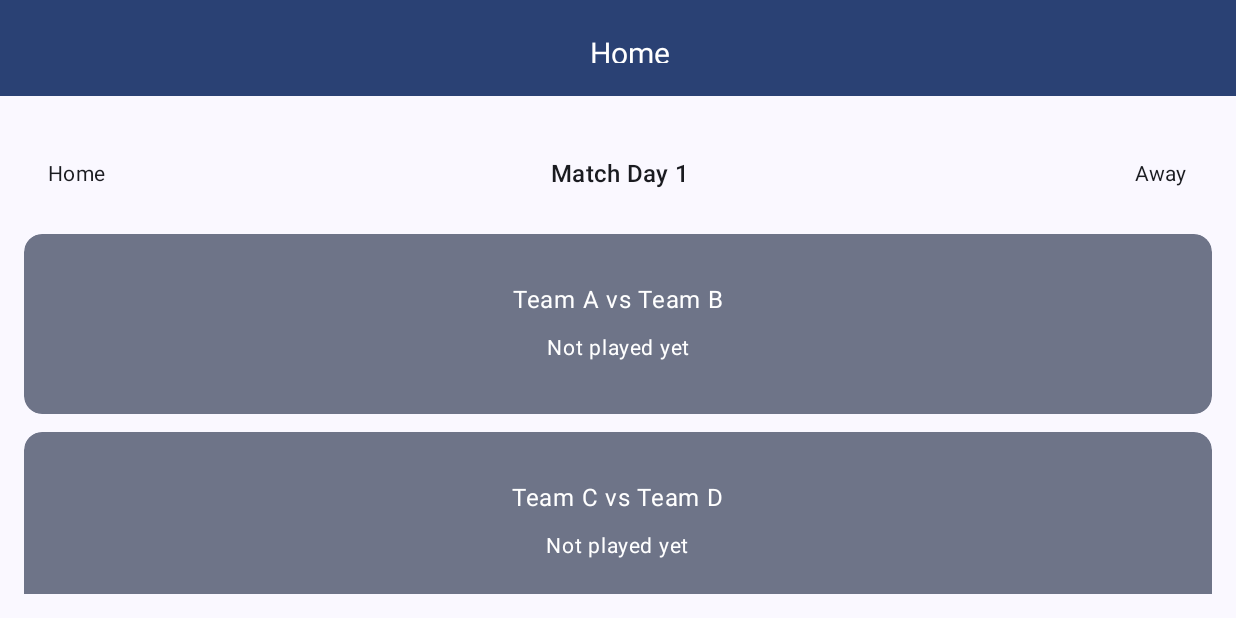
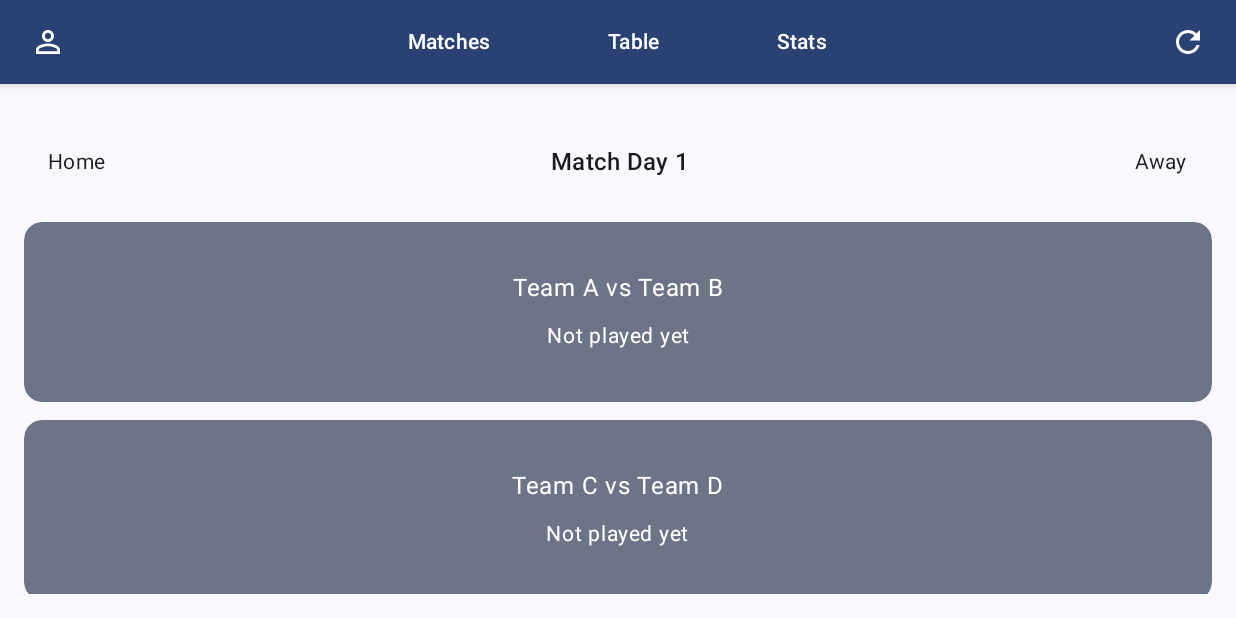
Before and after one commit to Asim-7/MatchSimulator, an Android app built with Jetpack Compose: the screen it shows after launch (MainActivity), on a phone screen of 824 x 412 dp (held sideways). Run offline under Robolectric (Android 15) with nearby library versions, the phone set to English and light mode, and no system bars; our stand-ins replace Dagger/Hilt's generated code, Room's generated code.

Commit message:
Top bar improved

```diff
--- a/app/src/main/java/com/miniclip/matchsimulator/ui/components/CommonTopBar.kt
+++ b/app/src/main/java/com/miniclip/matchsimulator/ui/components/CommonTopBar.kt
@@ -1,29 +1,66 @@
 package com.miniclip.matchsimulator.ui.components
 
+import androidx.compose.foundation.Image
+import androidx.compose.foundation.layout.*
+import androidx.compose.foundation.shape.CircleShape
 import androidx.compose.material3.*
 import androidx.compose.runtime.Composable
-import androidx.compose.ui.text.style.TextAlign
-import androidx.compose.ui.unit.sp
+import androidx.compose.ui.Alignment
 import androidx.compose.ui.Modifier
-import androidx.compose.foundation.layout.fillMaxWidth
-import androidx.compose.foundation.layout.height
+import androidx.compose.ui.draw.clip
+import androidx.compose.ui.graphics.Color
+import androidx.compose.ui.res.painterResource
 import androidx.compose.ui.unit.dp
+import com.miniclip.matchsimulator.R
 
-@OptIn(ExperimentalMaterial3Api::class)
 @Composable
-fun CommonTopBar(title: String) {
-    TopAppBar(
-        title = {
-            Text(
-                text = title,
-                fontSize = 20.sp,
-                textAlign = TextAlign.Center,
-                modifier = Modifier.fillMaxWidth().height(20.dp)
-            )
-        },
-        colors = TopAppBarDefaults.topAppBarColors(
-            containerColor = MaterialTheme.colorScheme.primary,
-            titleContentColor = MaterialTheme.colorScheme.onPrimary
-        )
-    )
+fun CustomTopBar(
+    onMatchesClick: () -> Unit,
+    onTableClick: () -> Unit,
+    onStatsClick: () -> Unit,
+    onResetClick: () -> Unit,
+    modifier: Modifier = Modifier
+) {
+    Surface(
+        color = MaterialTheme.colorScheme.primary,
+        shadowElevation = 4.dp
+    ) {
+        Row(
+            modifier = modifier
+                .fillMaxWidth()
+                .height(56.dp)
+                .padding(horizontal = 8.dp),
+            verticalAlignment = Alignment.CenterVertically
+        ) {
+            // Left circular image icon
+            IconButton(onClick = { /* handle profile click */ }) {
+                Image(
+                    painter = painterResource(id = R.drawable.ic_profile), // replace with your image
+                    contentDescription = "Profile",
+                    modifier = Modifier.clip(CircleShape)
+                )
+            }
+
+            // Center buttons
+            Row(
+                modifier = Modifier.weight(1f),
+                horizontalArrangement = Arrangement.Center,
+                verticalAlignment = Alignment.CenterVertically
+            ) {
+                Button(onClick = onMatchesClick) { Text("Matches", color = Color.White) }
+                Spacer(modifier = Modifier.width(30.dp))
+                Button(onClick = onTableClick) { Text("Table", color = Color.White) }
+                Spacer(modifier = Modifier.width(30.dp))
+                Button(onClick = onStatsClick) { Text("Stats", color = Color.White) }
+            }
+
+            // Right reset icon
+            IconButton(onClick = onResetClick) {
+                Icon(
+                    painter = painterResource(id = R.drawable.ic_reset), // replace with your reset icon
+                    contentDescription = "Reset"
+                )
+            }
+        }
+    }
 }
--- a/app/src/main/java/com/miniclip/matchsimulator/ui/matches/MatchDaysScreen.kt
+++ b/app/src/main/java/com/miniclip/matchsimulator/ui/matches/MatchDaysScreen.kt
@@ -1,12 +1,12 @@
 package com.miniclip.matchsimulator.ui.matches
 
-import com.miniclip.matchsimulator.ui.components.CommonTopBar
 import androidx.compose.foundation.layout.*
 import androidx.compose.material3.*
 import androidx.compose.runtime.*
 import androidx.compose.ui.Modifier
 import androidx.compose.ui.unit.dp
 import androidx.hilt.navigation.compose.hiltViewModel
+import com.miniclip.matchsimulator.ui.components.CustomTopBar
 import com.miniclip.matchsimulator.ui.matches.components.MatchesGroup
 import com.miniclip.matchsimulator.ui.matches.components.NoMatches
 
@@ -17,7 +17,14 @@ fun MatchDaysScreen(
     val matches by viewModel.matches.collectAsState()
 
     Scaffold(
-        topBar = { CommonTopBar(title = "Home") }
+        topBar = {
+            CustomTopBar(
+                onMatchesClick = {},
+                onTableClick = {},
+                onStatsClick = {},
+                onResetClick = {}
+            )
+        }
     ) { padding ->
         Column(
             modifier = Modifier
--- /dev/null
+++ b/app/src/main/res/drawable/ic_profile.xml
@@ -0,0 +1,5 @@
+<vector xmlns:android="http://schemas.android.com/apk/res/android" android:height="24dp" android:tint="#ffffff" android:viewportHeight="24" android:viewportWidth="24" android:width="24dp">
+
+    <path android:fillColor="@android:color/white" android:pathData="M12,5.9c1.16,0 2.1,0.94 2.1,2.1s-0.94,2.1 -2.1,2.1S9.9,9.16 9.9,8s0.94,-2.1 2.1,-2.1m0,9c2.97,0 6.1,1.46 6.1,2.1v1.1L5.9,18.1L5.9,17c0,-0.64 3.13,-2.1 6.1,-2.1M12,4C9.79,4 8,5.79 8,8s1.79,4 4,4 4,-1.79 4,-4 -1.79,-4 -4,-4zM12,13c-2.67,0 -8,1.34 -8,4v3h16v-3c0,-2.66 -5.33,-4 -8,-4z"/>
+
+</vector>
--- /dev/null
+++ b/app/src/main/res/drawable/ic_reset.xml
@@ -0,0 +1,5 @@
+<vector xmlns:android="http://schemas.android.com/apk/res/android" android:height="24dp" android:tint="#ffffff" android:viewportHeight="24" android:viewportWidth="24" android:width="24dp">
+
+    <path android:fillColor="@android:color/white" android:pathData="M17.65,6.35C16.2,4.9 14.21,4 12,4c-4.42,0 -7.99,3.58 -7.99,8s3.57,8 7.99,8c3.73,0 6.84,-2.55 7.73,-6h-2.08c-0.82,2.33 -3.04,4 -5.65,4 -3.31,0 -6,-2.69 -6,-6s2.69,-6 6,-6c1.66,0 3.14,0.69 4.22,1.78L13,11h7V4l-2.35,2.35z"/>
+
+</vector>
```
